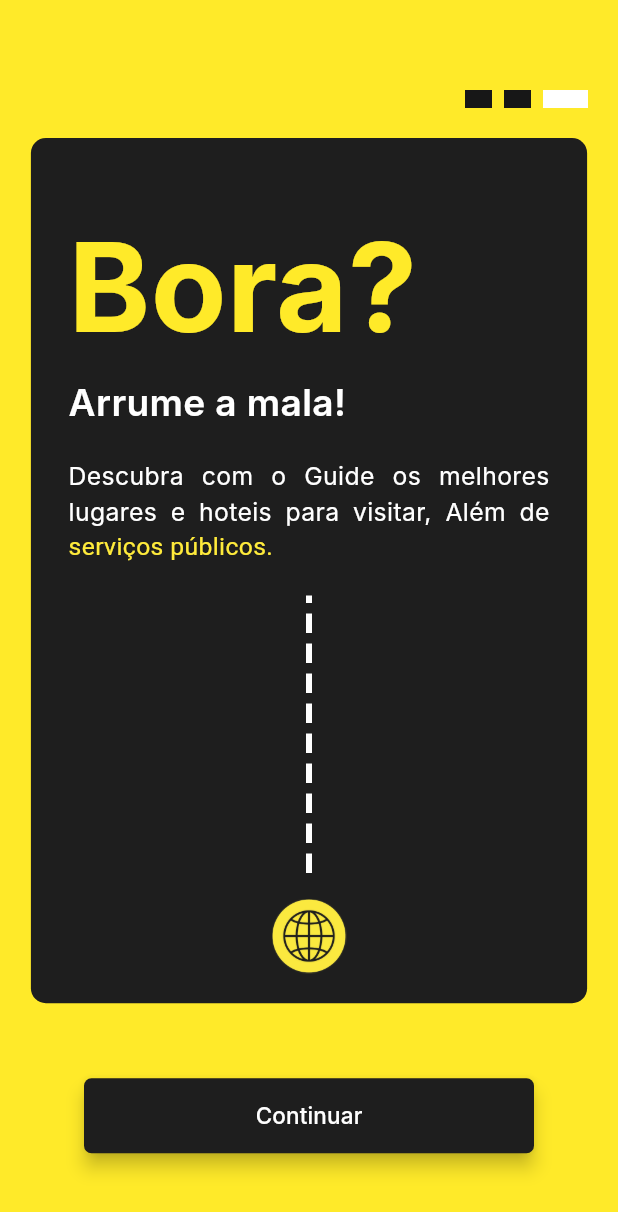
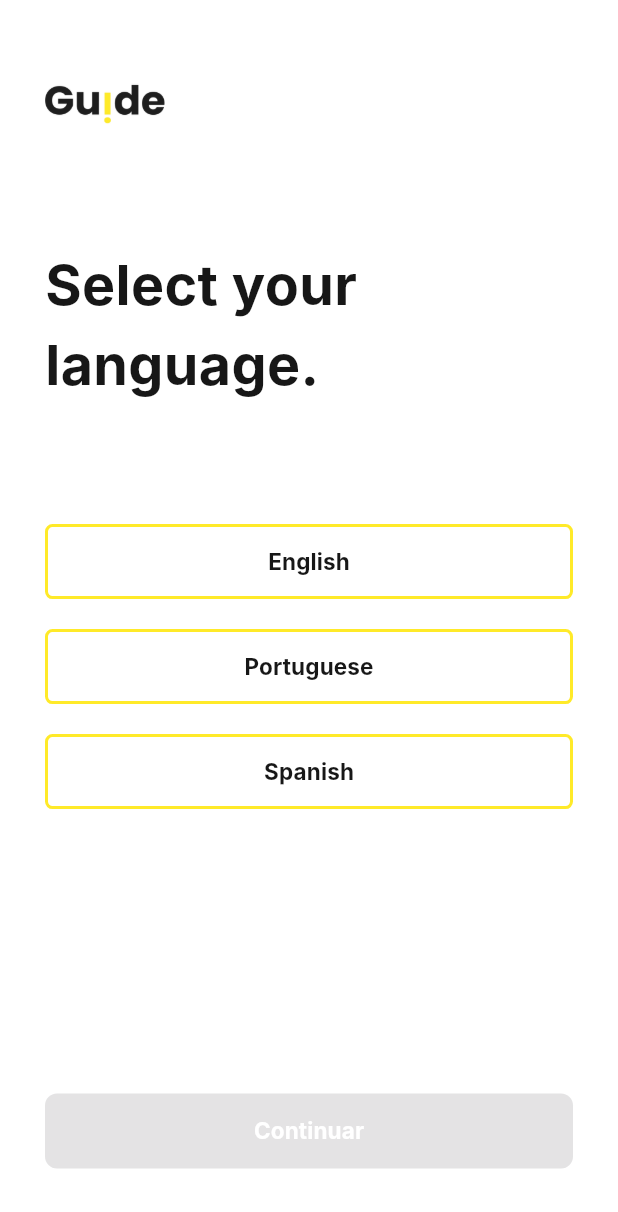
Before and after one commit to gbielll/GuideApp, a Flutter app: the screen it shows after launch, on a phone screen of 412 x 824 dp. Shown: the top 1212 px of the screen. Run offline on Flutter 3.47's test engine with Material 3 defaults, Android fonts, the phone set to English and light mode, and no system bars; Roboto replaces fonts that are missing (Inter).

Commit message:
finalizacao do primeiro clico

```diff
--- /dev/null
+++ b/lib/Options/Languages.dart
@@ -0,0 +1,139 @@
+import 'package:flutter/material.dart';
+import 'package:guide/Options/Cities.dart';
+
+class Languages extends StatefulWidget {
+  const Languages({super.key});
+
+  @override
+  State<Languages> createState() => _LanguagesState();
+}
+
+class _LanguagesState extends State<Languages> {
+  int _selectedButtonIndex = -1; // Variável para rastrear qual botão está selecionado
+
+  // Função para definir o índice do botão clicado e mostrar uma mensagem
+  void _onButtonPressed(int index, String buttonText) {
+    setState(() {
+      _selectedButtonIndex = index;
+    });
+
+    // Exibe uma SnackBar ao selecionar o botão
+    ScaffoldMessenger.of(context).showSnackBar(
+      SnackBar(
+        content: Text('Você selecionou o botão "$buttonText"'),
+        duration: const Duration(seconds: 2), // Duração da SnackBar
+      ),
+    );
+  }
+
+  @override
+  Widget build(BuildContext context) {
+    final screenWidth = MediaQuery.of(context).size.width;
+    final fontSizetwo = screenWidth * 0.09;
+
+    return Scaffold(
+      body: Container(
+        color: Colors.white, // Define o fundo como branco
+        child: Padding(
+          padding: const EdgeInsets.only(top: 55, bottom: 45, left: 30, right: 30),
+          child: Column(
+            mainAxisAlignment: MainAxisAlignment.spaceBetween,
+            children: [
+              Align(
+                alignment: Alignment.topLeft,
+                child: Image.asset(
+                  'lib/images/logooriginal.png',
+                  width: 80,
+                ),
+              ),
+              Text(
+                "Select your language.",
+                style: TextStyle(
+                  color: const Color(0xFF171717),
+                  fontSize: fontSizetwo,
+                  fontFamily: 'Inter',
+                  fontWeight: FontWeight.w700,
+                ),
+              ),
+              Column(
+                mainAxisAlignment: MainAxisAlignment.spaceAround,
+                children: [
+                  _buildButton(0, "English"),
+                  const SizedBox(height: 20),
+                  _buildButton(1, "Portuguese"),
+                  const SizedBox(height: 20),
+                  _buildButton(2, "Spanish"),
+                ],
+              ),
+              const SizedBox(height: 30),
+              Container(
+                width: double.infinity,
+                child: ElevatedButton(
+                  onPressed: _selectedButtonIndex != -1 // Só permite o clique se um botão estiver selecionado
+                      ? () {
+                    Navigator.pushReplacement(
+                      context,
+                      MaterialPageRoute(builder: (_) => const Cities()),
+                    );
+                  }
+                      : null, // Desabilita o botão se nenhum botão for selecionado
+                  style: ElevatedButton.styleFrom(
+                    backgroundColor: _selectedButtonIndex != -1
+                        ? const Color(0xFF1E1E1E) // Cor preta quando habilitado
+                        : Colors.grey, // Cor cinza quando desabilitado
+                    shape: RoundedRectangleBorder(
+                      borderRadius: BorderRadius.circular(8),
+                    ),
+                    elevation: 0,
+                    minimumSize: const Size(300, 50),
+                  ),
+                  child: const Text(
+                    "Continuar",
+                    style: TextStyle(
+                      fontSize: 15,
+                      color: Colors.white,
+                      fontFamily: 'Inter',
+                      fontWeight: FontWeight.bold,
+                    ),
+                  ),
+                ),
+              ),
+            ],
+          ),
+        ),
+      ),
+    );
+  }
+
+  // Função para construir um botão com o índice correspondente
+  Widget _buildButton(int index, String text) {
+    bool isSelected = _selectedButtonIndex == index;
+
+    return Container(
+      width: double.infinity,
+      child: ElevatedButton(
+        onPressed: () {
+          _onButtonPressed(index, text); // Marca o botão como selecionado e mostra a mensagem
+        },
+        style: ElevatedButton.styleFrom(
+          backgroundColor: isSelected ? const Color(0xFFFFEA29) : Colors.transparent, // Muda a cor do fundo
+          shape: RoundedRectangleBorder(
+            borderRadius: BorderRadius.circular(5),
+            side: const BorderSide(color: Color(0xFFFFEA29), width: 2),
+          ),
+          elevation: 0,
+          minimumSize: const Size(300, 50),
+        ),
+        child: Text(
+          text,
+          style: TextStyle(
+            fontSize: 15,
+            color: isSelected ? const Color(0xFF171717) : const Color(0xFF171717), // Muda a cor do texto
+            fontFamily: 'Inter',
+            fontWeight: FontWeight.bold,
+          ),
+        ),
+      ),
+    );
+  }
+}
--- a/pubspec.yaml
+++ b/pubspec.yaml
@@ -67,6 +67,7 @@ flutter:
     - lib/images/stickdescolando.png
     - lib/images/fundologin.png
     - lib/images/logooriginal.png
+    - lib/images/splashCarrying.gif
   #   - images/a_dot_ham.jpeg
 
   # An image asset can refer to one or more resolution-specific "variants", see
```
Also changed, not shown: lib/Options/Cities.dart (added, +138 -0 lines), lib/Splash/Splashscreen.dart (+5 -4 lines), lib/images/splashCarrying.gif (added).
